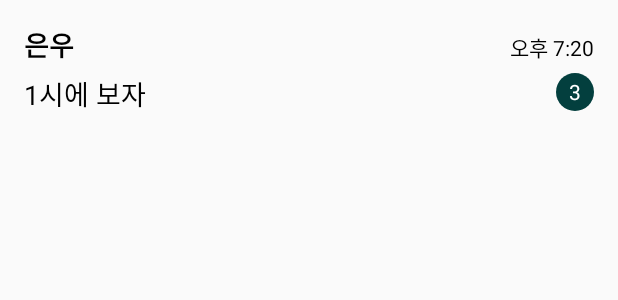
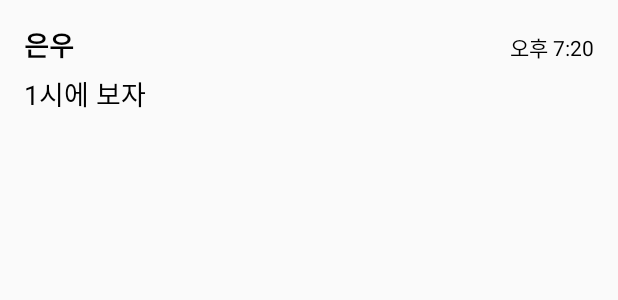
Before and after one commit to mingeung/CurrentPlaceDetailsOnMap, an Android app: the layout item_chat_room.xml on its own in the app's theme, with its tools: preview values and no code run, on a phone screen of 412 x 824 dp. Shown: the top 300 px of the screen. Run offline under Robolectric (Android 15) with nearby library versions, the phone set to English and light mode, and no system bars.

Commit message:
발표 직전

```diff
--- a/app/src/main/java/com/example/currentplacedetailsonmap/ChattingRoomFragment.java
+++ b/app/src/main/java/com/example/currentplacedetailsonmap/ChattingRoomFragment.java
@@ -1,6 +1,5 @@
-
+//ChattingRoomFragment.jaca
 package com.example.currentplacedetailsonmap;
-
 import static com.example.currentplacedetailsonmap.LoginActivity.KEY_USER_ID;
 import static com.example.currentplacedetailsonmap.LoginActivity.PREF_NAME;
 
--- a/app/src/main/java/com/example/currentplacedetailsonmap/MainActivity.java
+++ b/app/src/main/java/com/example/currentplacedetailsonmap/MainActivity.java
@@ -45,7 +45,6 @@ public class MainActivity extends AppCompatActivity {
 
         BottomNavigationView bottomNavigationView = findViewById(R.id.bottom_navigation);
         bottomNavigationView.setOnNavigationItemSelectedListener(item -> {
-
 
             Fragment selectedFragment = null;
             int itemId = item.getItemId();
--- a/app/src/main/java/com/example/currentplacedetailsonmap/SignupActivity.java
+++ b/app/src/main/java/com/example/currentplacedetailsonmap/SignupActivity.java
@@ -69,7 +69,7 @@ public class SignupActivity extends AppCompatActivity {
                     runOnUiThread(() -> {
                         Toast.makeText(SignupActivity.this, "회원가입 성공", Toast.LENGTH_SHORT).show();
                     });
-                    Intent intent = new Intent(SignupActivity.this, MainActivity.class);
+                    Intent intent = new Intent(SignupActivity.this, LoginActivity.class);
 
                     startActivity(intent);
                 } else {
--- a/app/src/main/res/layout/item_chat_room.xml
+++ b/app/src/main/res/layout/item_chat_room.xml
@@ -57,7 +57,8 @@
             android:gravity="center"
             android:text="3"
             android:textColor="@android:color/white"
-            android:textSize="14sp" />
+            android:textSize="14sp"
+            android:visibility="gone"/>
 
     </LinearLayout>
 
```
